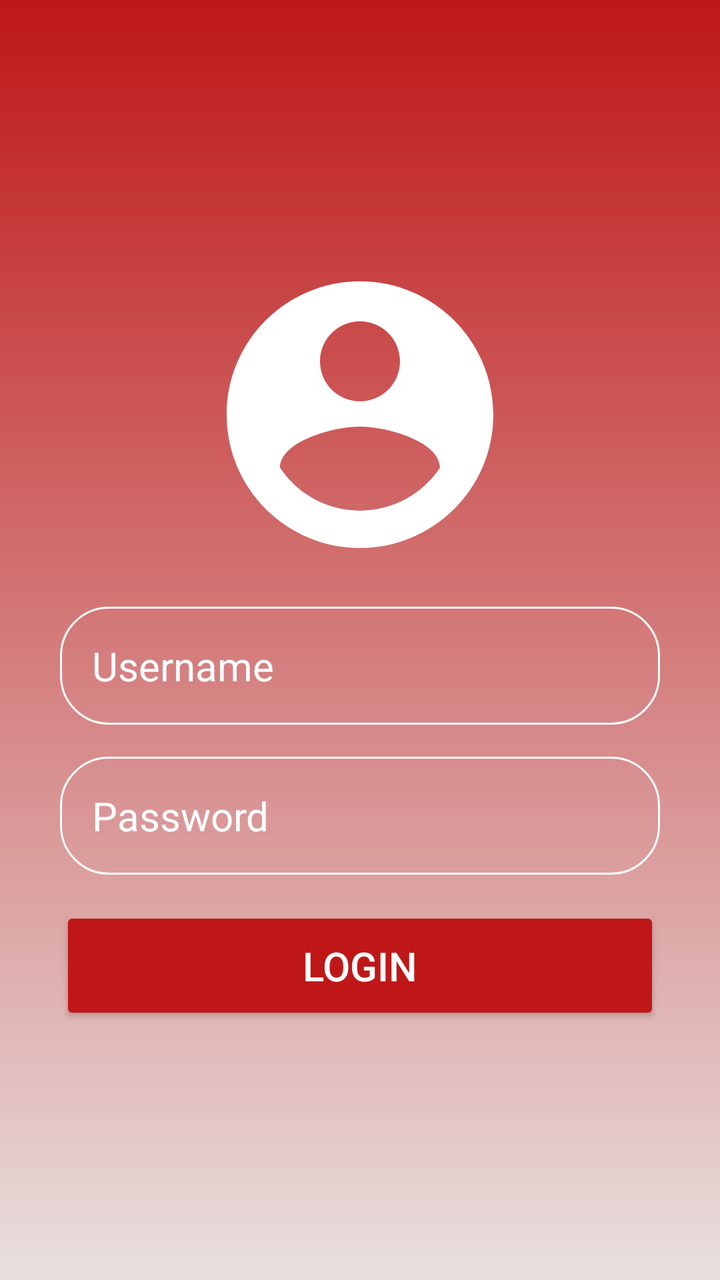
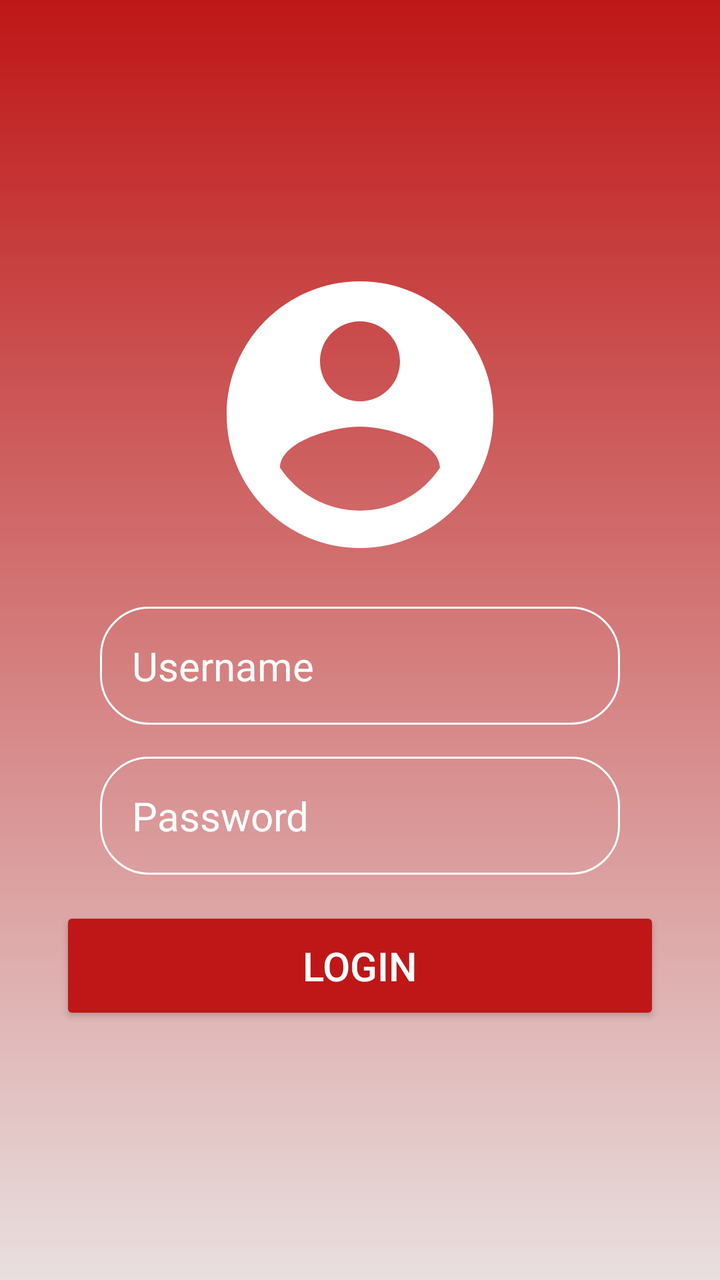

Two renders of the same Android screen: before a commit and after it. Below are the layout's source before the change and the commit's diff.
<!-- AndroidManifest.xml: activity theme AppTheme.NoActionBar.Fullscreen -->
<!-- res/layout/activity_login.xml -->
<?xml version="1.0" encoding="utf-8"?>
<RelativeLayout xmlns:android="http://schemas.android.com/apk/res/android"
    xmlns:app="http://schemas.android.com/apk/res-auto"
    xmlns:tools="http://schemas.android.com/tools"
    android:id="@+id/main"
    android:layout_width="match_parent"
    android:layout_height="match_parent"
    android:background="@drawable/login_background"
    android:gravity="center"
    android:padding="30dp"
    tools:context=".activities.LoginActivity">
    
    <LinearLayout
        android:layout_width="match_parent"
        android:layout_height="wrap_content"
        android:gravity="center"
        android:orientation="vertical">
        
        <ImageView
            android:layout_width="160dp"
            android:layout_height="160dp"
            android:src="@drawable/login_account_pic" />

        <EditText
            android:layout_width="match_parent"
            android:layout_height="wrap_content"
            android:layout_marginTop="16dp"
            android:hint="Username"
            android:textColor="@color/white"
            android:textColorHint="@color/white"
            android:textSize="20sp"
            android:background="@drawable/rounded_corner"
            android:padding="16dp"
            android:inputType="text"
            android:id="@+id/username_input" />

        <EditText
            android:layout_width="match_parent"
            android:layout_height="wrap_content"
            android:layout_marginTop="16dp"
            android:hint="Password"
            android:textColor="@color/white"
            android:textColorHint="@color/white"
            android:textSize="20sp"
            android:background="@drawable/rounded_corner"
            android:padding="16dp"
            android:inputType="textPassword"
            android:id="@+id/password_input" />

        <Button
            android:layout_width="match_parent"
            android:layout_height="wrap_content"
            android:text="Login"
            android:backgroundTint="@color/red"
            android:textColor="@color/white"
            android:padding="16dp"
            android:layout_marginTop="16dp"
            android:textSize="20sp" />

        
    </LinearLayout>

</RelativeLayout>
<!-- resources referenced by this layout -->
<resources>
  <color name="red">#BF1717</color>
  <color name="white">#FFFFFFFF</color>
  <!-- drawable login_account_pic (drawable) -->
  <vector xmlns:android="http://schemas.android.com/apk/res/android" android:height="100dp" android:tint="#FFFFFF" android:viewportHeight="24" android:viewportWidth="24" android:width="100dp">
        
      <path android:fillColor="@android:color/white" android:pathData="M12,2C6.48,2 2,6.48 2,12s4.48,10 10,10 10,-4.48 10,-10S17.52,2 12,2zM12,5c1.66,0 3,1.34 3,3s-1.34,3 -3,3 -3,-1.34 -3,-3 1.34,-3 3,-3zM12,19.2c-2.5,0 -4.71,-1.28 -6,-3.22 0.03,-1.99 4,-3.08 6,-3.08 1.99,0 5.97,1.09 6,3.08 -1.29,1.94 -3.5,3.22 -6,3.22z"/>
      
  </vector>
  <!-- drawable login_background (drawable) -->
  <?xml version="1.0" encoding="utf-8"?>
  <shape xmlns:android="http://schemas.android.com/apk/res/android">
      <gradient
          android:type="linear"
          android:angle="270"
          android:startColor="#BF1717"
          android:endColor="#E9DFDF" />
  </shape>
  <!-- drawable rounded_corner (drawable) -->
  <?xml version="1.0" encoding="utf-8"?>
  <shape xmlns:android="http://schemas.android.com/apk/res/android"
      android:shape="rectangle" >
  
      <corners
          android:radius="24dp" />
      <stroke
          android:width="1dip"
          android:color="@color/white" />
  
  </shape>
  <style name="AppTheme.NoActionBar.Fullscreen" parent="Theme.AppCompat.Light.NoActionBar">
          <item name="android:windowFullscreen">true</item>
      </style>
</resources>

<!-- the commit's change to res/layout/activity_login.xml (unified diff, before → after) -->
@@ -25,6 +25,7 @@
             android:layout_width="match_parent"
             android:layout_height="wrap_content"
             android:layout_marginTop="16dp"
+            android:layout_marginHorizontal="20dp"
             android:hint="Username"
             android:textColor="@color/white"
             android:textColorHint="@color/white"
@@ -38,6 +39,7 @@
             android:layout_width="match_parent"
             android:layout_height="wrap_content"
             android:layout_marginTop="16dp"
+            android:layout_marginHorizontal="20dp"
             android:hint="Password"
             android:textColor="@color/white"
             android:textColorHint="@color/white"
@@ -48,7 +50,8 @@
             android:id="@+id/password_input" />
 
         <Button
-            android:layout_width="match_parent"
+            android:id="@+id/login_btn"
+            android:layout_width="300dp"
             android:layout_height="wrap_content"
             android:text="Login"
             android:backgroundTint="@color/red"
